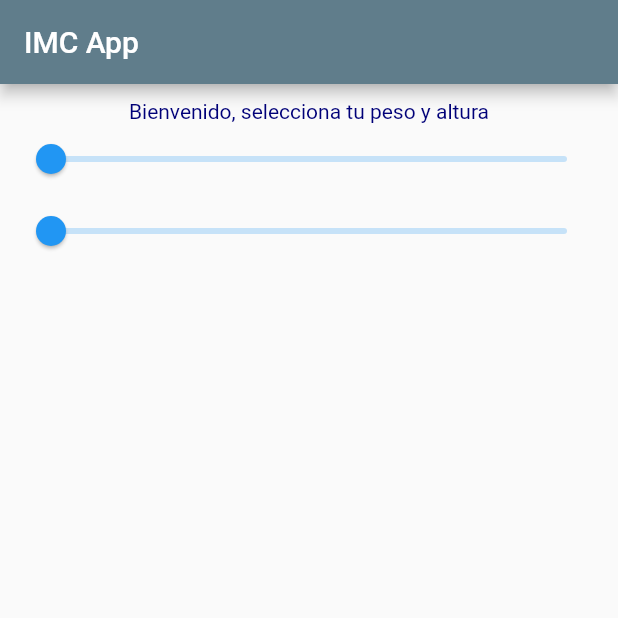
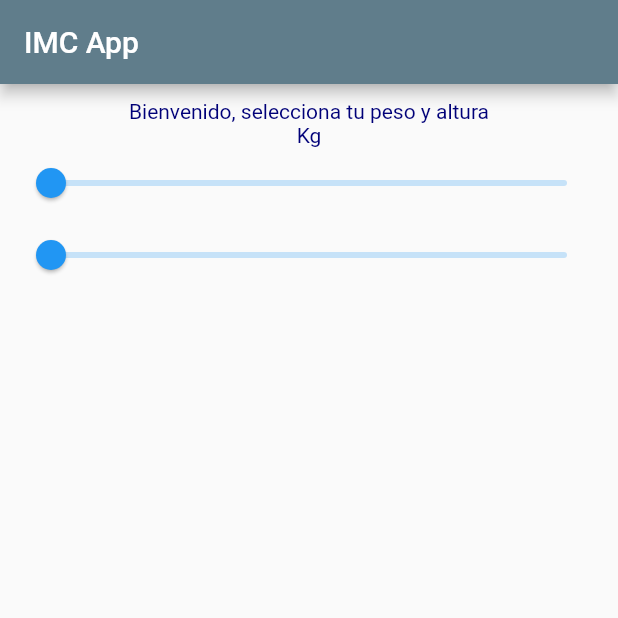
Before and after one commit to Papitax41/pm_examen, a Flutter app: the screen it shows after launch, on a phone screen of 412 x 824 dp, the top half of it. Run offline on Flutter 3.47's test engine with Material 2 defaults, Android fonts, the phone set to English and light mode, and no system bars.

Commit message:
1er commit

```diff
--- a/app_state/lib/test2_page.dart
+++ b/app_state/lib/test2_page.dart
@@ -9,7 +9,6 @@ class Test2Page extends StatefulWidget {
 
 class _Test2PageState extends State<Test2Page> {
   bool isDescriptionJustify = false;
-  double valueRedSlider = 0;
   double valueGreenSlider = 0;
   double valueBlueSlider = 0;
 
@@ -26,6 +25,13 @@ class _Test2PageState extends State<Test2Page> {
           children: [
             Text(
               "Bienvenido, selecciona tu peso y altura",
+              style: TextStyle(
+                color: Color.fromRGBO(valueGreenSlider.toInt(), valueBlueSlider.toInt(),120,1),
+              ),
+            ),
+
+            Text(
+              "Kg",
               style: TextStyle(
                 color: Color.fromRGBO(valueGreenSlider.toInt(), valueBlueSlider.toInt(),120,1),
               ),
```
